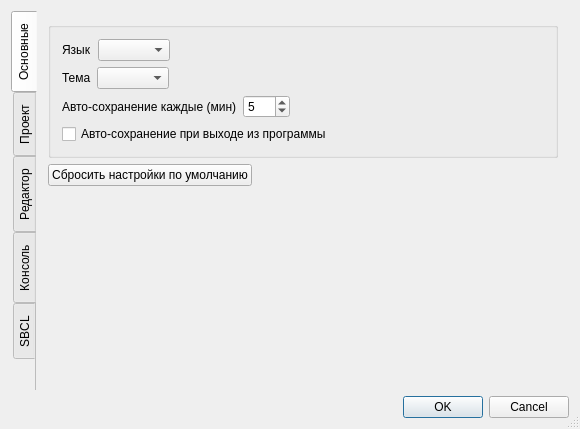
Old version of the form src/ui/dialogs/settings_dialog.ui in the repository SerZok/LIDE.
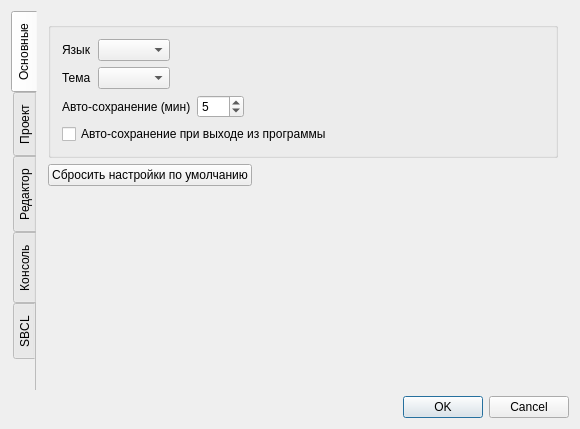
New version of the form.

Commit message:
style[Settings]: Добавление стилей в SettingsDialog
- Добавлены стили для SettingsDialog;
- Оптимизированы общие стили;
- Изменение сборки стилей, для удобства;
- Обновление переводов;
- Убраны лишние логи;

Patch:
```diff
--- a/src/ui/dialogs/settings_dialog.ui
+++ b/src/ui/dialogs/settings_dialog.ui
@@ -26,7 +26,7 @@
    <string>Настройки</string>
   </property>
   <property name="sizeGripEnabled">
-   <bool>true</bool>
+   <bool>false</bool>
   </property>
   <property name="modal">
    <bool>false</bool>
@@ -65,7 +65,7 @@
       <attribute name="title">
        <string>Основные</string>
       </attribute>
-      <layout class="QGridLayout" name="gridLayout_16">
+      <layout class="QGridLayout" name="gridLayout_17">
        <item row="0" column="0">
         <widget class="QGroupBox" name="general_group">
          <property name="contextMenuPolicy">
@@ -80,10 +80,26 @@
          <property name="checkable">
           <bool>false</bool>
          </property>
-         <layout class="QGridLayout" name="gridLayout_2">
+         <layout class="QGridLayout" name="gridLayout_16">
           <item row="0" column="0">
-           <layout class="QHBoxLayout" name="lang_horziont_layout">
-            <item>
+           <layout class="QGridLayout" name="gridLayout_2">
+            <item row="1" column="1">
+             <widget class="QComboBox" name="theme_comboBox">
+              <property name="sizePolicy">
+               <sizepolicy hsizetype="Maximum" vsizetype="Fixed">
+                <horstretch>0</horstretch>
+                <verstretch>0</verstretch>
+               </sizepolicy>
+              </property>
+              <property name="minimumSize">
+               <size>
+                <width>0</width>
+                <height>0</height>
+               </size>
+              </property>
+             </widget>
+            </item>
+            <item row="0" column="0">
              <widget class="QLabel" name="lang_label">
               <property name="sizePolicy">
                <sizepolicy hsizetype="Fixed" vsizetype="Fixed">
@@ -96,7 +112,7 @@
               </property>
              </widget>
             </item>
-            <item>
+            <item row="0" column="1">
              <widget class="QComboBox" name="lang_comboBox">
               <property name="sizePolicy">
                <sizepolicy hsizetype="Maximum" vsizetype="Fixed">
@@ -106,24 +122,7 @@
               </property>
              </widget>
             </item>
-            <item>
-             <spacer name="horizontalSpacer">
-              <property name="orientation">
-               <enum>Qt::Orientation::Horizontal</enum>
-              </property>
-              <property name="sizeHint" stdset="0">
-               <size>
-                <width>40</width>
-                <height>20</height>
-               </size>
-              </property>
-             </spacer>
-            </item>
-           </layout>
-          </item>
-          <item row="1" column="0">
-           <layout class="QHBoxLayout" name="theme_layout">
-            <item>
+            <item row="1" column="0">
              <widget class="QLabel" name="theme_label">
               <property name="sizePolicy">
                <sizepolicy hsizetype="Fixed" vsizetype="Fixed">
@@ -136,24 +135,8 @@
               </property>
              </widget>
             </item>
-            <item>
-             <widget class="QComboBox" name="theme_comboBox">
-              <property name="sizePolicy">
-               <sizepolicy hsizetype="Maximum" vsizetype="Fixed">
-                <horstretch>0</horstretch>
-                <verstretch>0</verstretch>
-               </sizepolicy>
-              </property>
-              <property name="minimumSize">
-               <size>
-                <width>0</width>
-                <height>0</height>
-               </size>
-              </property>
-             </widget>
-            </item>
-            <item>
-             <spacer name="horizontalSpacer_2">
+            <item row="0" column="2" rowspan="2">
+             <spacer name="horizontalSpacer_3">
               <property name="orientation">
                <enum>Qt::Orientation::Horizontal</enum>
               </property>
@@ -168,7 +151,14 @@
            </layout>
           </item>
           <item row="2" column="0">
-           <layout class="QHBoxLayout" name="auto_save_every_layout">
+           <widget class="QCheckBox" name="auto_save_exit_checkBox">
+            <property name="text">
+             <string>Авто-сохранение при выходе из программы</string>
+            </property>
+           </widget>
+          </item>
+          <item row="1" column="0">
+           <layout class="QHBoxLayout" name="horizontalLayout_2">
             <item>
              <widget class="QLabel" name="auto_save_every_label">
               <property name="sizePolicy">
@@ -178,7 +168,7 @@
                </sizepolicy>
               </property>
               <property name="text">
-               <string>Авто-сохранение каждые (мин)</string>
+               <string>Авто-сохранение (мин)</string>
               </property>
              </widget>
             </item>
@@ -199,7 +189,7 @@
              </widget>
             </item>
             <item>
-             <spacer name="horizontalSpacer_3">
+             <spacer name="horizontalSpacer">
               <property name="orientation">
                <enum>Qt::Orientation::Horizontal</enum>
               </property>
@@ -213,13 +203,6 @@
             </item>
            </layout>
           </item>
-          <item row="3" column="0">
-           <widget class="QCheckBox" name="auto_save_exit_checkBox">
-            <property name="text">
-             <string>Авто-сохранение при выходе из программы</string>
-            </property>
-           </widget>
-          </item>
          </layout>
         </widget>
        </item>
```
The commit also changes 16 other files.
